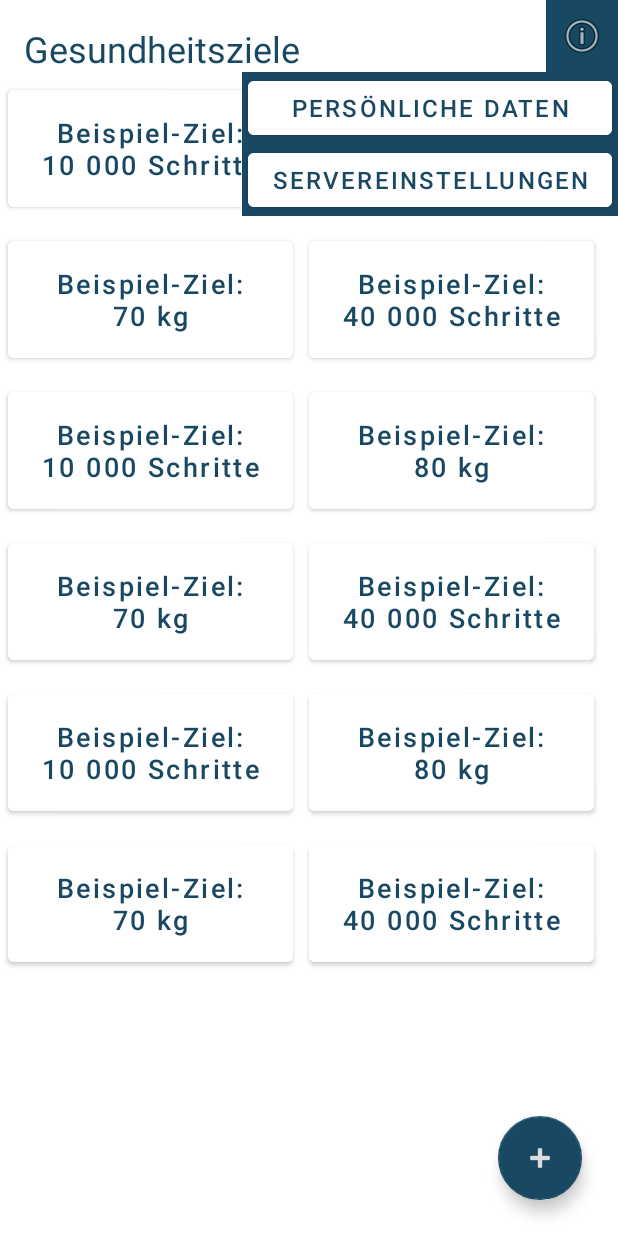
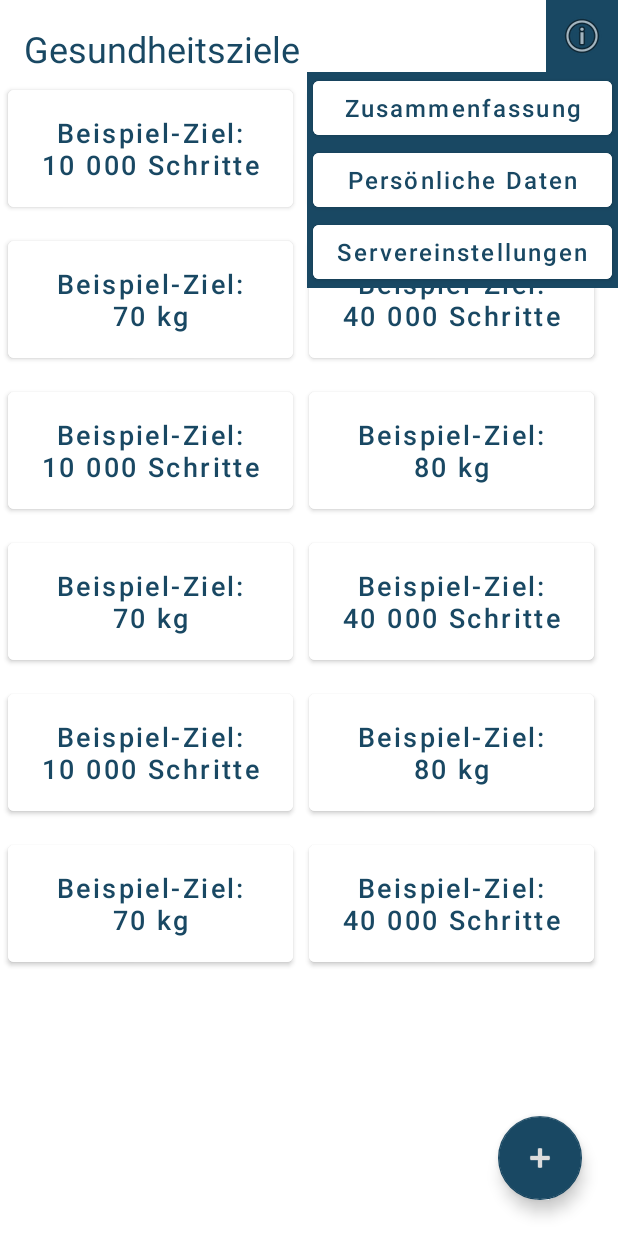
Before and after one commit to StepUp-eHealth-Application/StepUp-Frontend, an Android app: the layout activity_menu_patient.xml on its own in the app's theme, with its tools: preview values and no code run, on a phone screen of 412 x 824 dp. Run offline under Robolectric (Android 15) with nearby library versions, the phone set to English and light mode, and no system bars.

Commit message:
Added button Zusammenfassung in le menu and patient menu

```diff
--- a/app/src/main/res/layout/activity_menu_patient.xml
+++ b/app/src/main/res/layout/activity_menu_patient.xml
@@ -218,6 +218,18 @@
             android:layout_marginStart="4dp"
             android:layout_marginEnd="4dp"
             android:backgroundTint="@color/white"
+            android:textAllCaps="false"
+            android:text="Zusammenfassung"
+            android:textColor="@color/secondary"
+            android:textSize="16sp" />
+
+        <Button
+            android:layout_width="match_parent"
+            android:layout_height="wrap_content"
+            android:layout_marginStart="4dp"
+            android:layout_marginEnd="4dp"
+            android:backgroundTint="@color/white"
+            android:textAllCaps="false"
             android:text="Persönliche Daten"
             android:textColor="@color/secondary"
             android:textSize="16sp" />
@@ -228,6 +240,7 @@
             android:layout_marginStart="4dp"
             android:layout_marginEnd="4dp"
             android:backgroundTint="@color/white"
+            android:textAllCaps="false"
             android:text="Servereinstellungen"
             android:textColor="@color/secondary"
             android:textSize="16sp" />
```
Also changed, not shown: app/src/main/res/layout/activity_menu_le.xml (+12 -0 lines).
